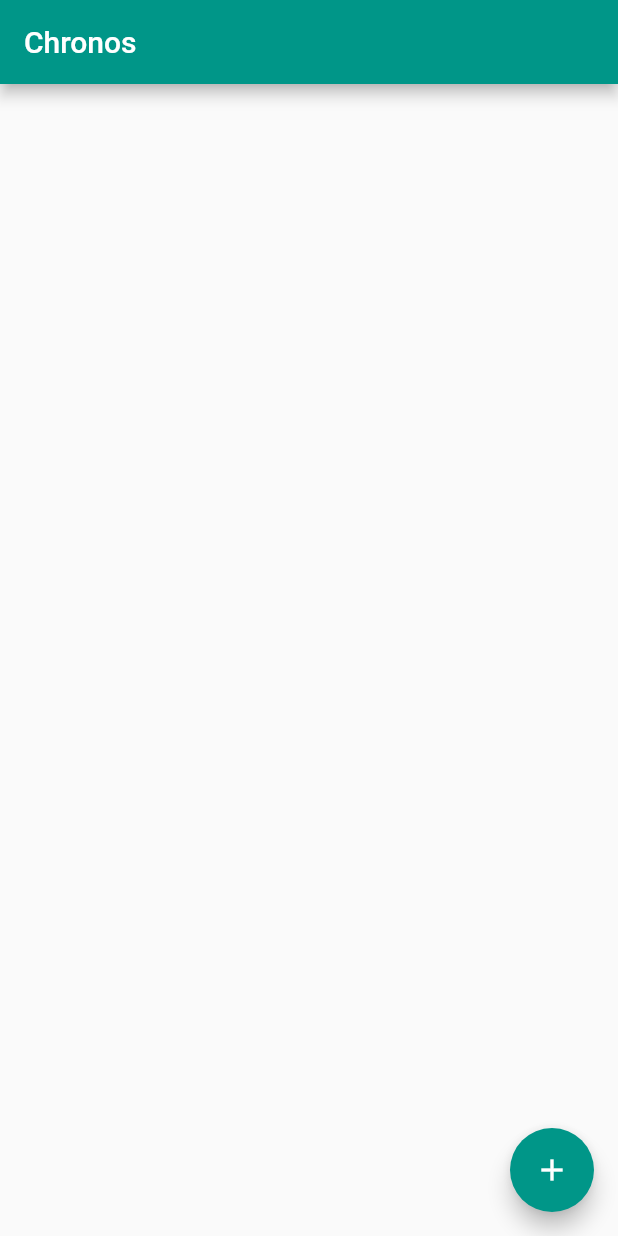
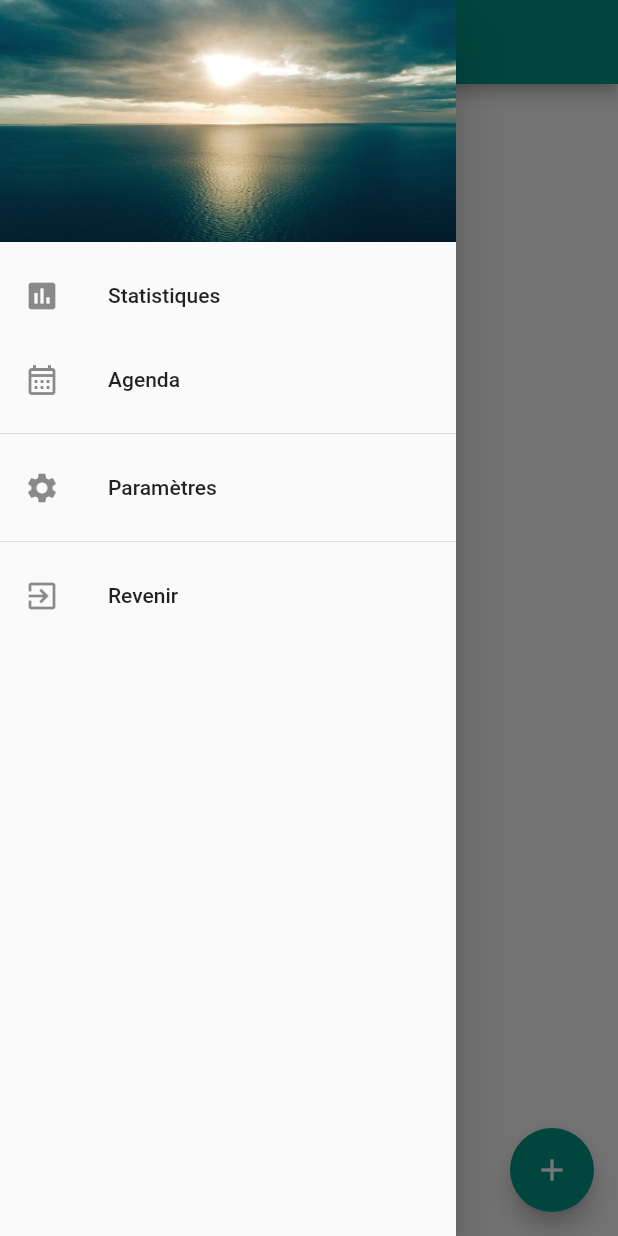
Before and after one commit to Jehxon/ChronosApplication, a Flutter app: the screen it shows after launch, with the side drawer open (before the commit the screen has no drawer), on a phone screen of 412 x 824 dp. Run offline on Flutter 3.47's test engine with Material 2 defaults, Android fonts, the phone set to English and light mode, and no system bars; our stand-ins replace auto_size_text, flutter_colorpicker, glob, table_calendar.

Commit message:
Added nav bar (useless for now)

```diff
--- a/lib/main.dart
+++ b/lib/main.dart
@@ -1,4 +1,5 @@
-import 'widgets/chronometer_widget_stateless.dart';
+import 'widgets/chronometer/chronometer_widget_stateless.dart';
+import 'widgets/nav_bar/nav_bar.dart';
 import 'models/chrono_class.dart';
 import 'models/io_handler.dart';
 import "dart:async";
@@ -117,6 +118,7 @@
   Widget build(BuildContext context) {
     if(_initialized) {
       return Scaffold(
+        drawer: NavBar(),
         appBar: AppBar(
           title: const Text('Chronos'),
         ),
--- a/lib/widgets/calendar_view.dart
+++ /dev/null
@@ -1 +0,0 @@
-import 'package:table_calendar/table_calendar.dart';
--- /dev/null
+++ b/lib/widgets/nav_bar/nav_bar.dart
@@ -0,0 +1,48 @@
+import 'package:flutter/material.dart';
+
+class NavBar extends StatelessWidget {
+  const NavBar({super.key});
+
+  @override
+  Widget build(BuildContext context) {
+    return Drawer(
+      child: ListView(
+        children: [
+          const DrawerHeader(
+            decoration: BoxDecoration(
+              color: Colors.teal,
+              image: DecorationImage(
+                  fit: BoxFit.fill,
+                  image: AssetImage('assets/paysageCalmeSmall.jpg')
+                  // image: AssetImage('assets/illustration_temps_qui_passe.jpg')
+              ),
+            ),
+            child: SizedBox.shrink(),
+          ),
+          ListTile(
+            leading: const Icon(Icons.insert_chart),
+            title: const Text('Statistiques'),
+            onTap: () {},
+          ),
+          ListTile(
+            leading: const Icon(Icons.calendar_month_outlined),
+            title: const Text('Agenda'),
+            onTap: () {},
+          ),
+          const Divider(),
+          ListTile(
+            leading: const Icon(Icons.settings),
+            title: const Text('Paramètres'),
+            onTap: () {},
+          ),
+          const Divider(),
+          ListTile(
+            title: const Text('Revenir'),
+            leading: const Icon(Icons.exit_to_app),
+            onTap: () {Navigator.pop(context);},
+          ),
+        ],
+      ),
+    );
+  }
+}
--- a/pubspec.yaml
+++ b/pubspec.yaml
@@ -66,9 +66,9 @@
   uses-material-design: true
 
   # To add assets to your application, add an assets section, like this:
-  # assets:
-  #   - images/a_dot_burr.jpeg
-  #   - images/a_dot_ham.jpeg
+  assets:
+    - assets/paysageCalmeSmall.jpg
+#    - assets/illustration_temps_qui_passe.jpg
 
   # An image asset can refer to one or more resolution-specific "variants", see
   # https://flutter.dev/assets-and-images/#resolution-aware
```
Also changed, not shown: lib/widgets/calendar/calendar_utils.dart (added, +48 -0 lines), lib/widgets/calendar/calendar_view.dart (added, +58 -0 lines), assets/illustration_temps_qui_passe.jpg (added), assets/paysageCalmeSmall.jpg (added), lib/widgets/chronometer/chronometer_widget_stateless.dart (renamed from lib/widgets/chronometer_widget_stateless.dart).
